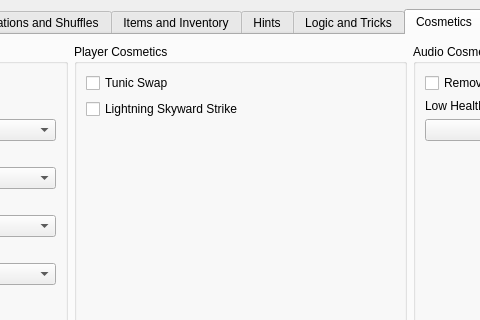
Old version of the form gui/ui/main.ui in the repository mint-choc-chip-skyblade/sshd-rando; both pictures show x 284 to 764 and y 0 to 320 of the 1387 by 845 pixel window.
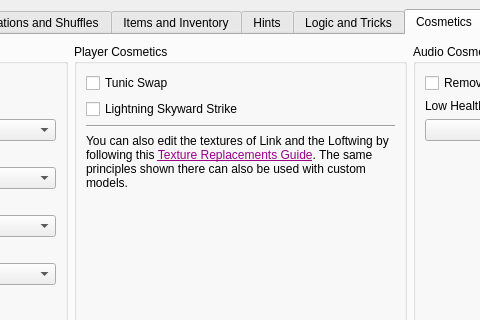
New version of the form. The open tabs and pages were chosen to show the change. Custom widgets are drawn as their Qt base class.

Commit message: Add links to the texture replacement guide

```diff
--- a/gui/ui/main.ui
+++ b/gui/ui/main.ui
@@ -3109,6 +3109,32 @@
              </property>
             </widget>
            </item>
+           <item>
+            <widget class="Line" name="player_cosmetics_hline">
+             <property name="orientation">
+              <enum>Qt::Orientation::Horizontal</enum>
+             </property>
+            </widget>
+           </item>
+           <item>
+            <widget class="QLabel" name="player_cosmetics_texture_gude_label">
+             <property name="text">
+              <string>&lt;html&gt;&lt;head/&gt;&lt;body&gt;&lt;p&gt;You can also edit the textures of Link and the Loftwing by following this &lt;a href=&quot;https://docs.google.com/document/d/1Eq1rXcjwRpVjp-5ugpQAsjmZy5QuGi7KAOkvpWoQkqc&quot;&gt;&lt;span style=&quot; text-decoration: underline; color:#9a0089;&quot;&gt;Texture Replacements Guide&lt;/span&gt;&lt;/a&gt;. The same principles shown there can also be used with custom models.&lt;/p&gt;&lt;/body&gt;&lt;/html&gt;</string>
+             </property>
+             <property name="textFormat">
+              <enum>Qt::TextFormat::RichText</enum>
+             </property>
+             <property name="wordWrap">
+              <bool>true</bool>
+             </property>
+             <property name="openExternalLinks">
+              <bool>true</bool>
+             </property>
+             <property name="textInteractionFlags">
+              <set>Qt::TextInteractionFlag::LinksAccessibleByKeyboard|Qt::TextInteractionFlag::LinksAccessibleByMouse</set>
+             </property>
+            </widget>
+           </item>
            <item>
             <spacer name="player_cosmetics_vspacer">
              <property name="orientation">
```
Left out of the diff: 4 changed lines with no effect on the pictures. The commit also changes 1 other file.
